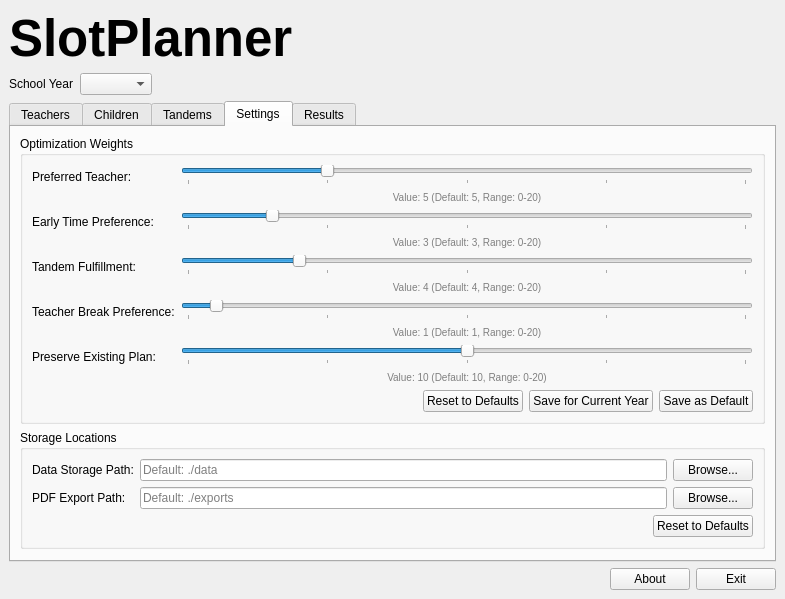
Above: app/ui/main_window_v2.ui from wkeram/SlotPlanner before the change. Below: the same form after it.
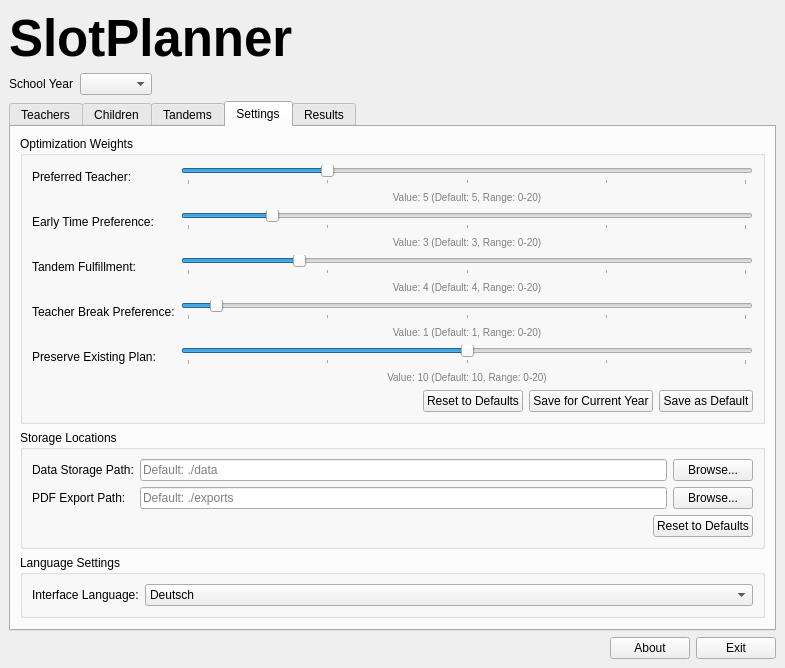
That is the form after the change. The open tabs and pages were chosen to show the change.

Commit message: feat: Add language selection feature and UI updates

Patch:
```diff
--- a/app/ui/main_window_v2.ui
+++ b/app/ui/main_window_v2.ui
@@ -616,6 +616,43 @@
             </layout>
            </widget>
           </item>
+          <item>
+           <widget class="QGroupBox" name="groupBoxLanguage">
+            <property name="title">
+             <string>Language Settings</string>
+            </property>
+            <layout class="QVBoxLayout" name="verticalLayout_language">
+             <item>
+              <layout class="QFormLayout" name="formLayoutLanguage">
+               <item row="0" column="0">
+                <widget class="QLabel" name="labelLanguage">
+                 <property name="text">
+                  <string>Interface Language:</string>
+                 </property>
+                </widget>
+               </item>
+               <item row="0" column="1">
+                <widget class="QComboBox" name="comboLanguage">
+                 <property name="toolTip">
+                  <string>Select the interface language</string>
+                 </property>
+                 <item>
+                  <property name="text">
+                   <string>Deutsch</string>
+                  </property>
+                 </item>
+                 <item>
+                  <property name="text">
+                   <string>English</string>
+                  </property>
+                 </item>
+                </widget>
+               </item>
+              </layout>
+             </item>
+            </layout>
+           </widget>
+          </item>
           <item>
            <spacer name="verticalSpacer">
             <property name="orientation">
```
The commit also changes 5 other files.
